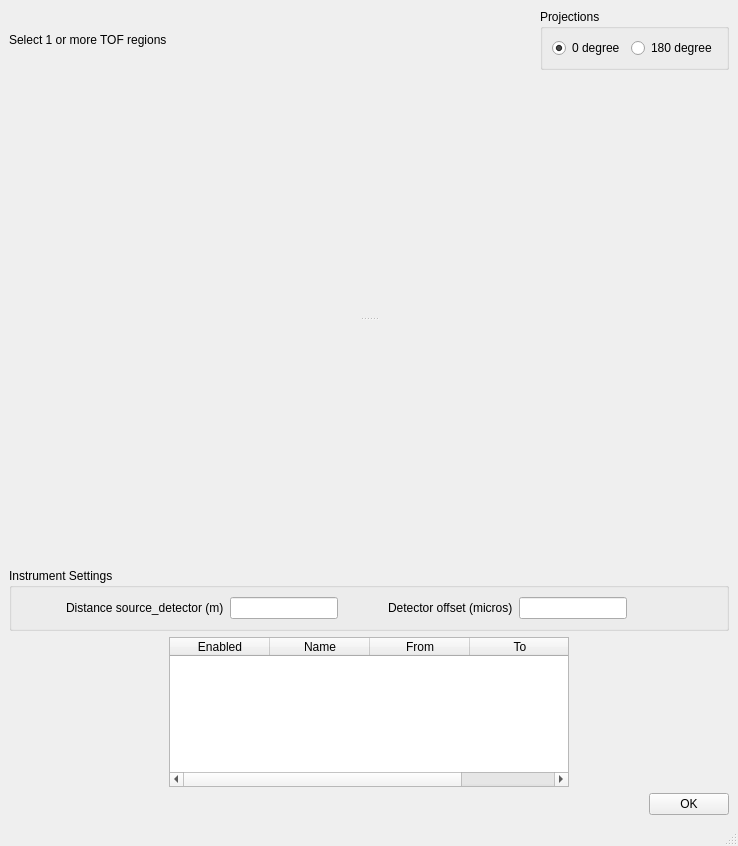
Above: src/hyperctui/ui/select_tof_regions.ui from ornlneutronimaging/HyperCTui before the change. Below: the same form after it.
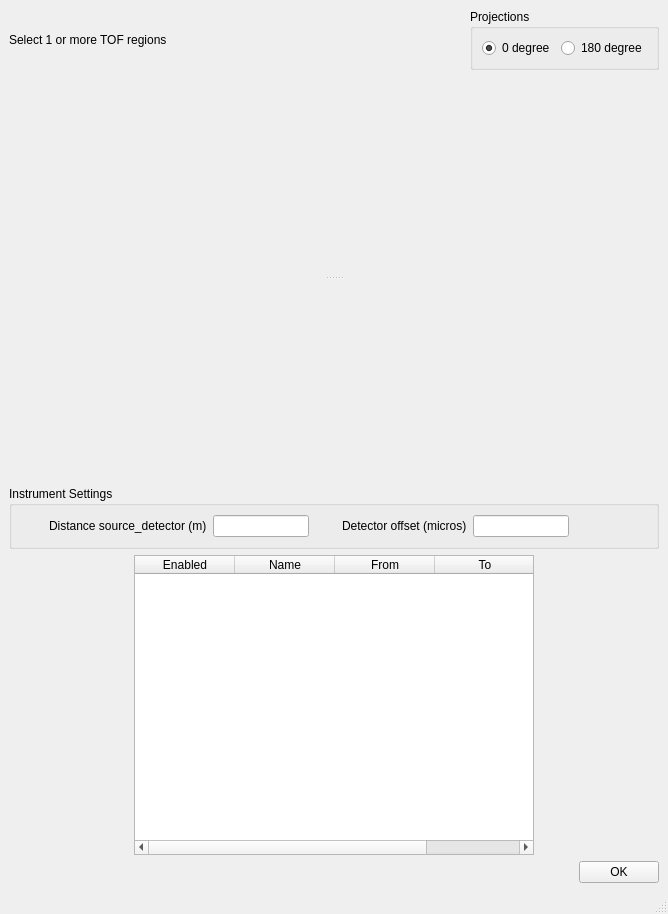
That is the form after the change.

The edit to the form file:
```diff
--- a/src/hyperctui/ui/select_tof_regions.ui
+++ b/src/hyperctui/ui/select_tof_regions.ui
@@ -9,8 +9,8 @@
    <rect>
     <x>0</x>
     <y>0</y>
-    <width>738</width>
-    <height>846</height>
+    <width>668</width>
+    <height>914</height>
    </rect>
   </property>
   <property name="windowTitle">
@@ -204,7 +204,7 @@
         <property name="maximumSize">
          <size>
           <width>1000</width>
-          <height>150</height>
+          <height>300</height>
          </size>
         </property>
         <property name="alternatingRowColors">
```
Left out of the diff: 2 changed lines with no effect on the pictures.
